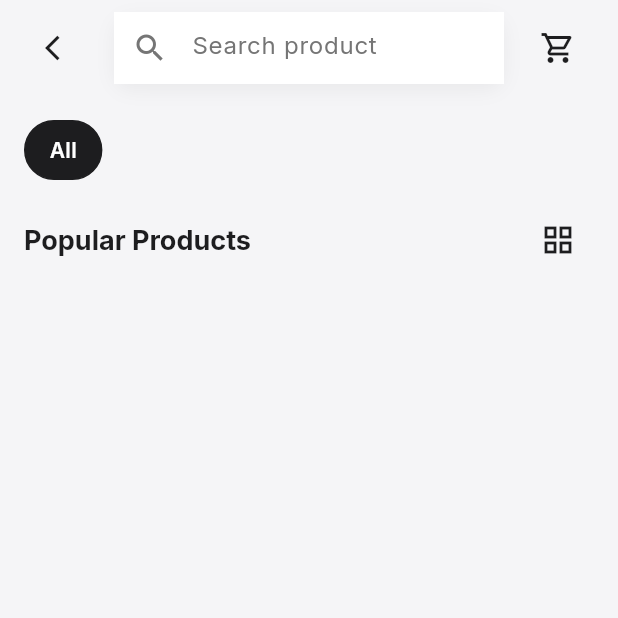
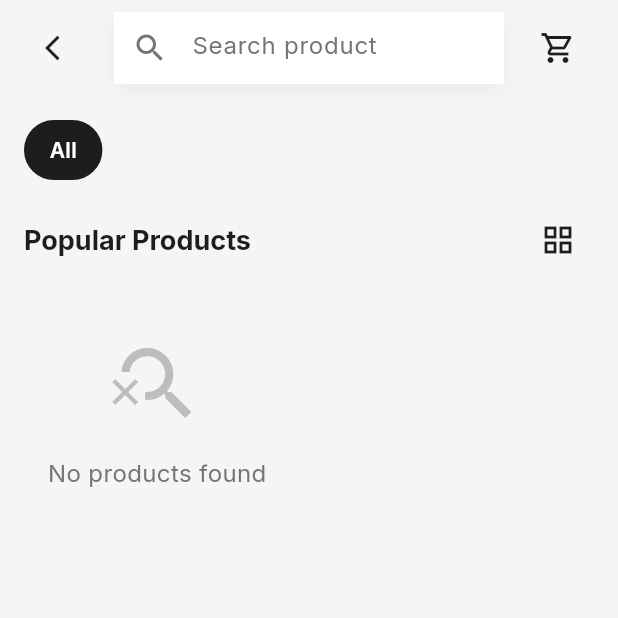
Before and after one commit to Mashoko/SuperApp, a Flutter app: the ShoppingView screen opened by its route, on a phone screen of 412 x 824 dp, the top half of it. Run offline on Flutter 3.47's test engine with Material 3 defaults, Android fonts, the phone set to English and light mode, and no system bars; our stand-ins replace audioplayers, badges, cached_network_image, flutter_contacts, get_it, google_fonts and 5 more; missing offline and left inert: flutter_webrtc, grpc, protobuf, sip_ua; accounts and stored records are empty; network calls fail; statements that could not run were skipped.

Commit message:
feat(flutter): wire product search bar with clear button and error/empty states

```diff
--- a/lib/features/shopping/presentation/views/shopping_view.dart
+++ b/lib/features/shopping/presentation/views/shopping_view.dart
@@ -66,6 +66,15 @@ class _ShoppingViewState extends State<ShoppingView> {
                       onCartPressed: () =>
                           Navigator.pushNamed(context, Routes.cart),
                       cartItemCount: itemCount,
+                      onSearch: (query) {
+                        final vm = context.read<ShoppingViewModel>();
+                        if (query.isEmpty) {
+                          vm.clearSearch();
+                        } else {
+                          vm.addRecentSearch(query);
+                          vm.searchProducts(query);
+                        }
+                      },
                     );
                   },
                 ),
@@ -141,8 +150,64 @@ class _ShoppingViewState extends State<ShoppingView> {
                           builder: (context, viewModel, child) {
                             if (viewModel.isLoading &&
                                 viewModel.products.isEmpty) {
-                              return const Center(
-                                  child: CircularProgressIndicator());
+                              return const Padding(
+                                padding: EdgeInsets.only(top: 64),
+                                child: Center(
+                                    child: CircularProgressIndicator()),
+                              );
+                            }
+
+                            if (viewModel.errorMessage != null &&
+                                viewModel.products.isEmpty) {
+                              return Padding(
+                                padding: const EdgeInsets.all(32),
+                                child: Column(
+                                  mainAxisSize: MainAxisSize.min,
+                                  children: [
+                                    const Icon(Icons.wifi_off,
+                                        size: 64, color: Colors.grey),
+                                    const SizedBox(height: 16),
+                                    Text(
+                                      viewModel.errorMessage!,
+                                      textAlign: TextAlign.center,
+                                      style: const TextStyle(
+                                          color: Colors.grey),
+                                    ),
+                                    const SizedBox(height: 16),
+                                    ElevatedButton.icon(
+                                      onPressed: () =>
+                                          viewModel.loadProducts(),
+                                      icon: const Icon(Icons.refresh),
+                                      label: const Text('Retry'),
+                                    ),
+                                  ],
+                                ),
+                              );
+                            }
+
+                            if (!viewModel.isLoading &&
+                                viewModel.products.isEmpty) {
+                              return Padding(
+                                padding: const EdgeInsets.all(32),
+                                child: Column(
+                                  mainAxisSize: MainAxisSize.min,
+                                  children: [
+                                    Icon(Icons.search_off,
+                                        size: 64,
+                                        color: Colors.grey[400]),
+                                    const SizedBox(height: 16),
+                                    Text(
+                                      viewModel.searchQuery.isNotEmpty
+                                          ? 'No results for "${viewModel.searchQuery}"'
+                                          : 'No products found',
+                                      textAlign: TextAlign.center,
+                                      style: TextStyle(
+                                          color: Colors.grey[600],
+                                          fontSize: 16),
+                                    ),
+                                  ],
+                                ),
+                              );
                             }
 
                             // Bottom padding for checkout bar
--- a/lib/features/shopping/presentation/views/widgets/shopping_search_bar.dart
+++ b/lib/features/shopping/presentation/views/widgets/shopping_search_bar.dart
@@ -1,17 +1,32 @@
 import 'package:flutter/material.dart';
 import 'package:mvvm_sip_demo/core/theme.dart';
 
-class ShoppingSearchBar extends StatelessWidget {
+class ShoppingSearchBar extends StatefulWidget {
   final VoidCallback? onCartPressed;
   final VoidCallback? onBackPressed;
   final int cartItemCount;
+  final ValueChanged<String>? onSearch;
 
   const ShoppingSearchBar({
     super.key,
     this.onCartPressed,
     this.onBackPressed,
     this.cartItemCount = 0,
+    this.onSearch,
   });
+
+  @override
+  State<ShoppingSearchBar> createState() => _ShoppingSearchBarState();
+}
+
+class _ShoppingSearchBarState extends State<ShoppingSearchBar> {
+  final TextEditingController _controller = TextEditingController();
+
+  @override
+  void dispose() {
+    _controller.dispose();
+    super.dispose();
+  }
 
   @override
   Widget build(BuildContext context) {
@@ -19,18 +34,16 @@ class ShoppingSearchBar extends StatelessWidget {
       padding: const EdgeInsets.symmetric(horizontal: 16.0, vertical: 8.0),
       child: Row(
         children: [
-          // Back Button
-          if (onBackPressed != null)
+          if (widget.onBackPressed != null)
             IconButton(
               icon: const Icon(Icons.arrow_back_ios, size: 20),
-              onPressed: onBackPressed,
+              onPressed: widget.onBackPressed,
               padding: EdgeInsets.zero,
               constraints: const BoxConstraints(),
               color: WunzaColors.premiumText,
             ),
-          if (onBackPressed != null) const SizedBox(width: 12),
+          if (widget.onBackPressed != null) const SizedBox(width: 12),
 
-          // Search Field
           Expanded(
             child: Container(
               height: 48,
@@ -39,38 +52,60 @@ class ShoppingSearchBar extends StatelessWidget {
                 borderRadius: BorderRadius.circular(12),
                 boxShadow: [
                   BoxShadow(
-                    color: Colors.black.withOpacity(0.05),
+                    color: Colors.black.withValues(alpha: 0.05),
                     blurRadius: 10,
                     offset: const Offset(0, 4),
                   ),
                 ],
               ),
-              child: const TextField(
+              child: TextField(
+                controller: _controller,
+                onSubmitted: (value) {
+                  final trimmed = value.trim();
+                  widget.onSearch?.call(trimmed);
+                },
+                textInputAction: TextInputAction.search,
                 decoration: InputDecoration(
                   hintText: 'Search product',
-                  hintStyle: TextStyle(color: WunzaColors.textSecondary),
-                  prefixIcon: Icon(Icons.search, color: WunzaColors.textSecondary),
+                  hintStyle:
+                      const TextStyle(color: WunzaColors.textSecondary),
+                  prefixIcon: const Icon(Icons.search,
+                      color: WunzaColors.textSecondary),
+                  suffixIcon: ValueListenableBuilder<TextEditingValue>(
+                    valueListenable: _controller,
+                    builder: (context, value, _) {
+                      return value.text.isNotEmpty
+                          ? IconButton(
+                              icon: const Icon(Icons.close,
+                                  size: 18, color: WunzaColors.textSecondary),
+                              onPressed: () {
+                                _controller.clear();
+                                widget.onSearch?.call('');
+                              },
+                            )
+                          : const SizedBox.shrink();
+                    },
+                  ),
                   border: InputBorder.none,
                   enabledBorder: InputBorder.none,
                   focusedBorder: InputBorder.none,
-                  contentPadding: EdgeInsets.symmetric(vertical: 14),
+                  contentPadding:
+                      const EdgeInsets.symmetric(vertical: 14),
                 ),
               ),
             ),
           ),
 
-          // Filter Button Removed
-
-          // Cart Button
-          if (onCartPressed != null) ...[
+          if (widget.onCartPressed != null) ...[
             const SizedBox(width: 12),
             Stack(
               children: [
                 IconButton(
-                   onPressed: onCartPressed,
-                   icon: const Icon(Icons.shopping_cart_outlined, color: WunzaColors.premiumText),
+                  onPressed: widget.onCartPressed,
+                  icon: const Icon(Icons.shopping_cart_outlined,
+                      color: WunzaColors.premiumText),
                 ),
-                 if (cartItemCount > 0)
+                if (widget.cartItemCount > 0)
                   Positioned(
                     right: 8,
                     top: 8,
@@ -81,11 +116,9 @@ class ShoppingSearchBar extends StatelessWidget {
                         shape: BoxShape.circle,
                       ),
                       constraints: const BoxConstraints(
-                         minWidth: 16,
-                         minHeight: 16,
-                       ),
+                          minWidth: 16, minHeight: 16),
                       child: Text(
-                         '$cartItemCount',
+                        '${widget.cartItemCount}',
                         style: const TextStyle(
                           color: Colors.white,
                           fontSize: 10,
@@ -97,7 +130,7 @@ class ShoppingSearchBar extends StatelessWidget {
                   ),
               ],
             ),
-          ]
+          ],
         ],
       ),
     );
```
Lines whose indentation alone changed are shown as unchanged.
